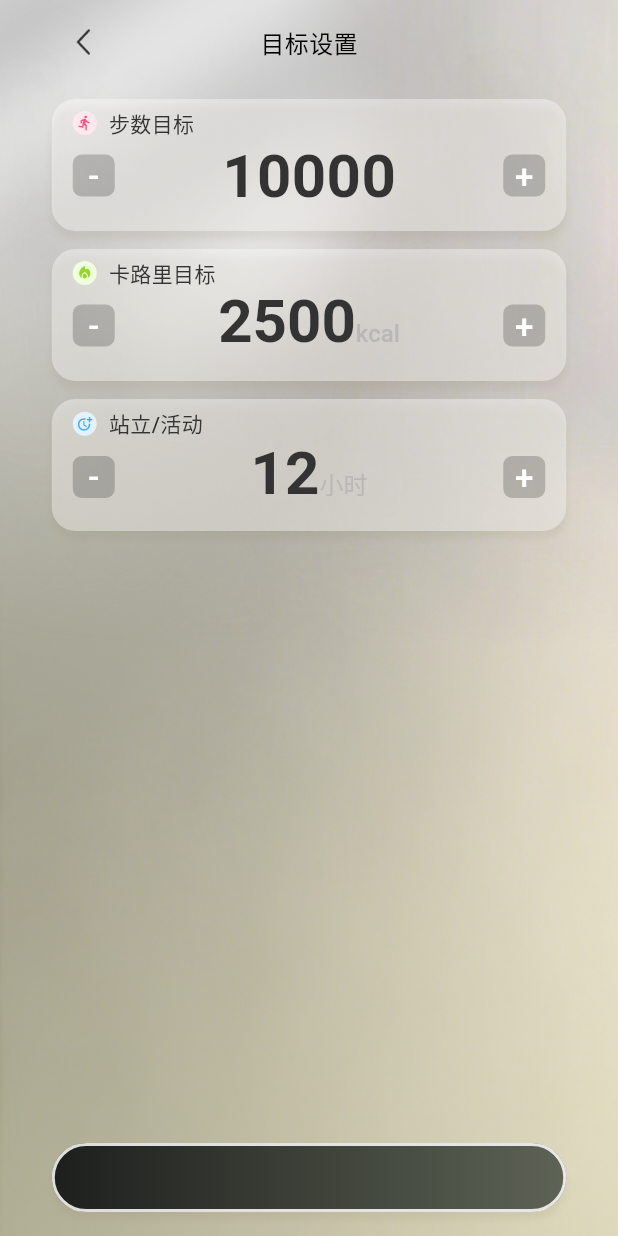
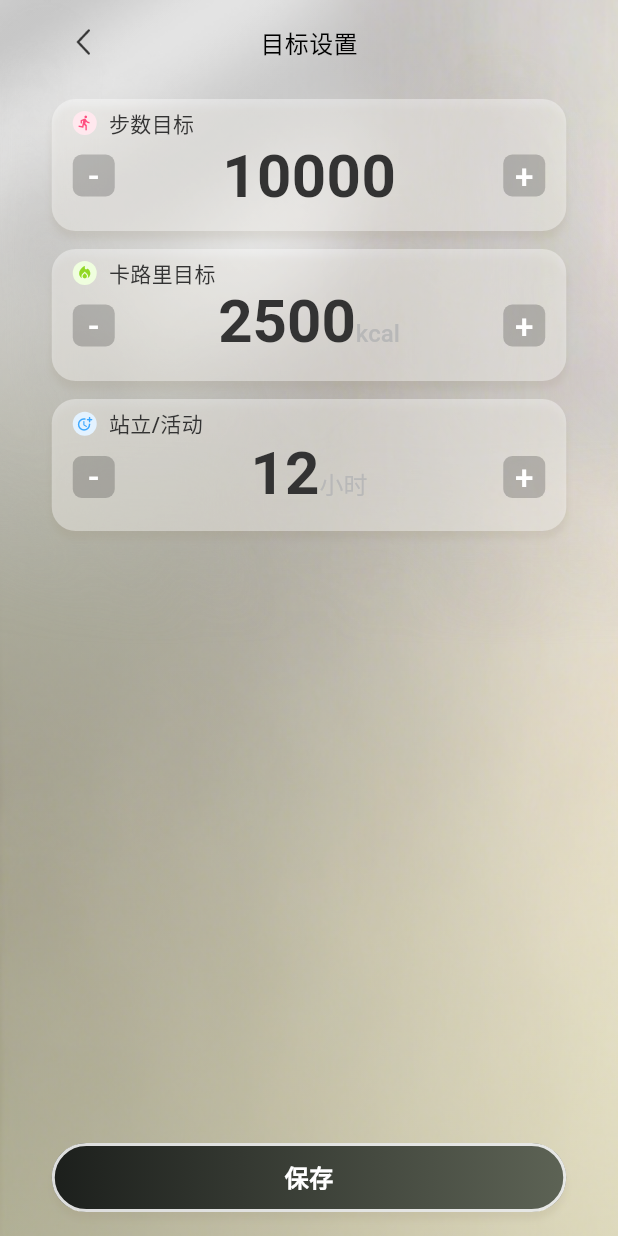
Before and after one commit to LiggMax/HerPlus-app, a Flutter app: the GoalSettingsPage screen opened directly, on a phone screen of 412 x 824 dp. Run offline on Flutter 3.47's test engine with Material 3 defaults, Android fonts, the light colour scheme and no system bars.

Commit message:
feat(ui)

```diff
--- a/lib/goal_settings.dart
+++ b/lib/goal_settings.dart
@@ -189,7 +189,7 @@ class _GoalSaveButton extends StatelessWidget {
         ],
       ),
       child: const Text(
-        '',
+        '保存',
         style: TextStyle(
           fontSize: 16,
           height: 1.17,
```
